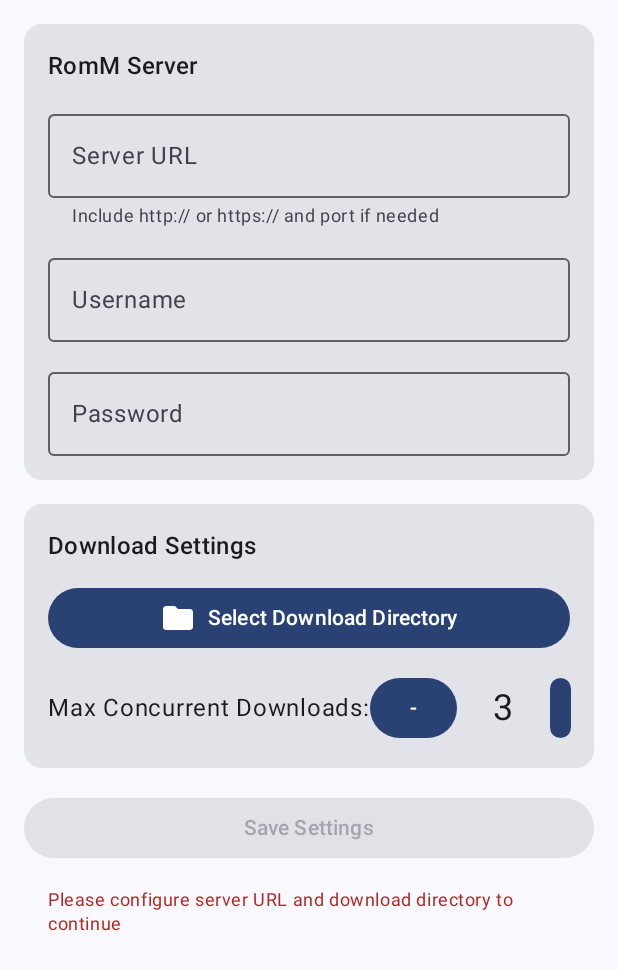
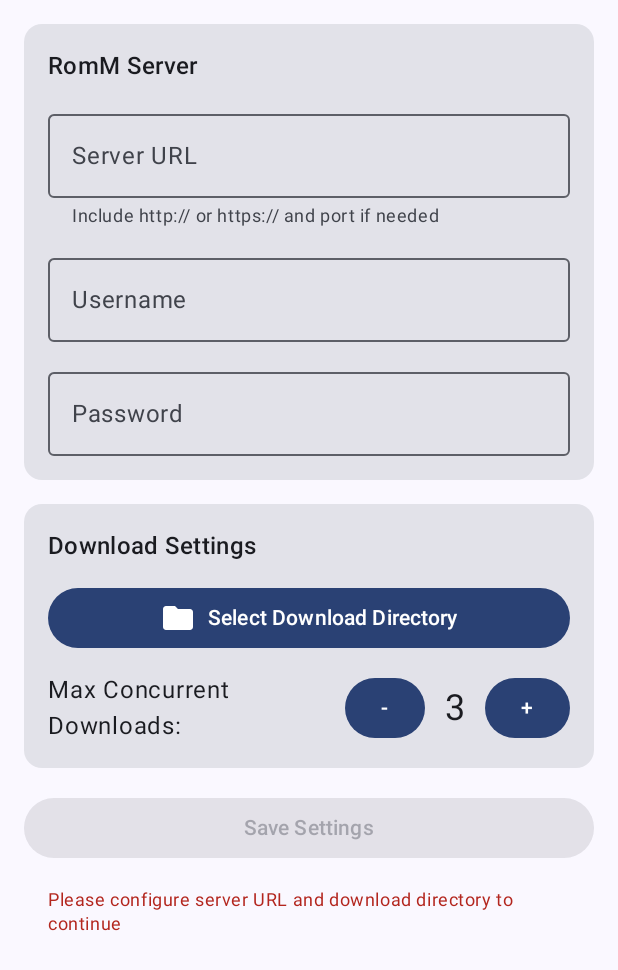
Before and after one commit to samwelnella/romm-android, an Android app built with Jetpack Compose: the composable SettingsScreen shown on its own in the app's theme, on a phone screen of 412 x 824 dp. Shown: the top 970 px of the screen. Run offline under Robolectric (Android 15) with nearby library versions, the phone set to English and light mode, and no system bars.

Commit message:
Settings screen layout fixes for small width screen. Also ensure we go back to the previous screen when clicking save settings button

```diff
--- a/app/src/main/java/com/romm/android/MainActivity.kt
+++ b/app/src/main/java/com/romm/android/MainActivity.kt
@@ -523,6 +523,9 @@
                 // Show success message
                 _uiState.value = _uiState.value.copy(successMessage = "Settings saved successfully!")
 
+                // Navigate back to previous screen after successful save
+                goBack()
+
                 // Clear success message after 3 seconds
                 kotlinx.coroutines.delay(3000)
                 if (_uiState.value.successMessage == "Settings saved successfully!") {
--- a/app/src/main/java/com/romm/android/ui/screens/SettingsScreen.kt
+++ b/app/src/main/java/com/romm/android/ui/screens/SettingsScreen.kt
@@ -23,6 +23,7 @@
 import androidx.compose.ui.text.input.ImeAction
 import androidx.compose.ui.text.input.KeyboardType
 import androidx.compose.ui.text.input.PasswordVisualTransformation
+import androidx.compose.ui.text.style.TextAlign
 import androidx.compose.ui.unit.dp
 import com.romm.android.data.AppSettings
 
@@ -150,7 +151,7 @@
                     )
                 }
 
-                // Clean number picker interface
+                // Responsive inline number picker interface
                 Row(
                     modifier = Modifier.fillMaxWidth(),
                     horizontalArrangement = Arrangement.SpaceBetween,
@@ -158,7 +159,8 @@
                 ) {
                     Text(
                         "Max Concurrent Downloads:",
-                        style = MaterialTheme.typography.bodyLarge
+                        style = MaterialTheme.typography.bodyLarge,
+                        modifier = Modifier.weight(1f, fill = false) // Take only needed space
                     )
 
                     Row(
@@ -171,15 +173,17 @@
                                     currentSettings = currentSettings.copy(maxConcurrentDownloads = currentSettings.maxConcurrentDownloads - 1)
                                 }
                             },
-                            enabled = currentSettings.maxConcurrentDownloads > 1
+                            enabled = currentSettings.maxConcurrentDownloads > 1,
+                            modifier = Modifier.widthIn(min = 40.dp) // Minimum width but can expand
                         ) {
                             Text("-")
                         }
 
                         Text(
                             text = currentSettings.maxConcurrentDownloads.toString(),
-                            modifier = Modifier.padding(horizontal = 16.dp),
-                            style = MaterialTheme.typography.headlineSmall
+                            modifier = Modifier.widthIn(min = 24.dp),
+                            style = MaterialTheme.typography.headlineSmall,
+                            textAlign = TextAlign.Center
                         )
 
                         Button(
@@ -188,7 +192,8 @@
                                     currentSettings = currentSettings.copy(maxConcurrentDownloads = currentSettings.maxConcurrentDownloads + 1)
                                 }
                             },
-                            enabled = currentSettings.maxConcurrentDownloads < 10
+                            enabled = currentSettings.maxConcurrentDownloads < 10,
+                            modifier = Modifier.widthIn(min = 40.dp) // Minimum width but can expand
                         ) {
                             Text("+")
                         }
```
